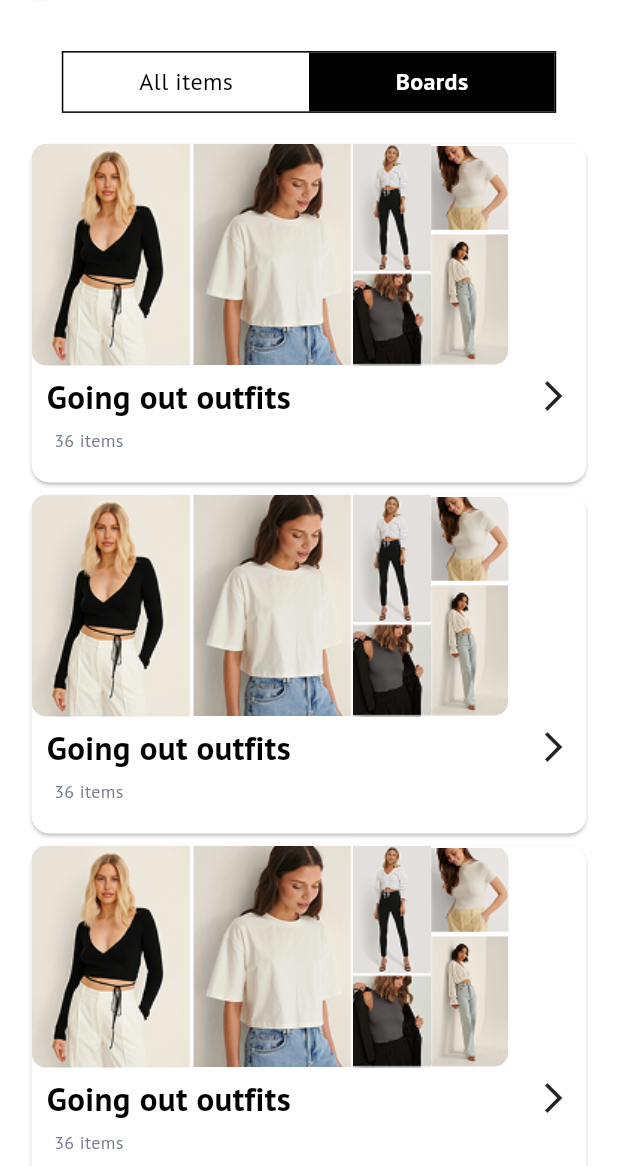
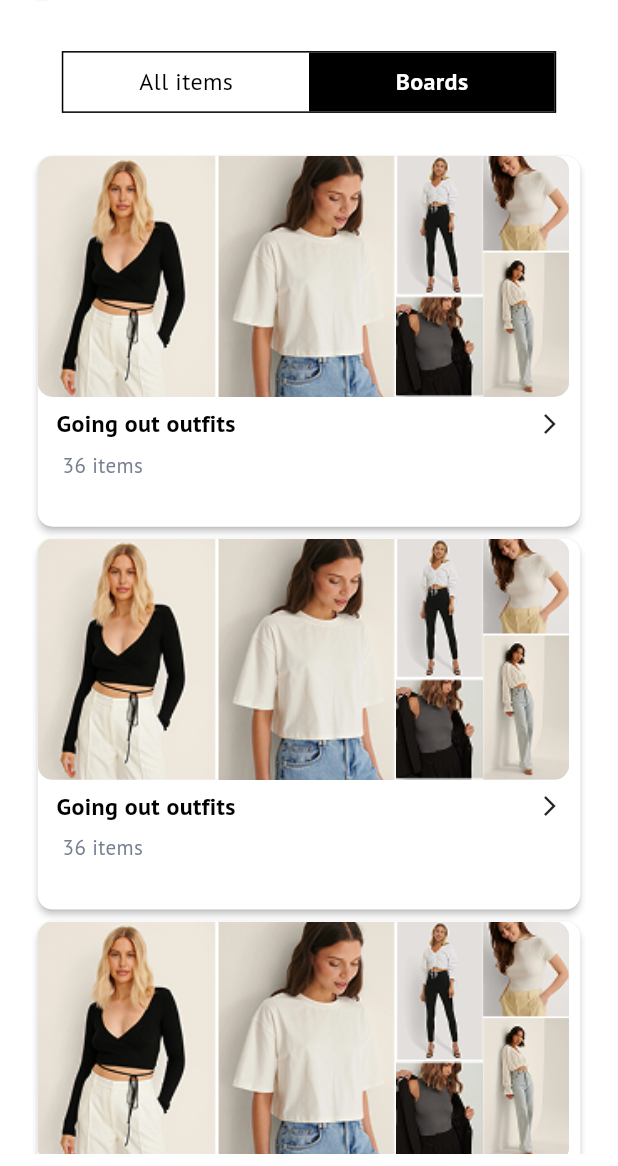
Before and after one commit to Sahil19058/e-com, a Flutter app: the MyWishlistScreen screen opened by its route, after a tap on "Boards", on a phone screen of 412 x 824 dp, the part 70-1236 px from its top. Run offline on Flutter 3.47's test engine with Material 3 defaults, Android fonts, the phone set to English and light mode, and no system bars; our stand-ins replace device_preview, dotted_decoration, firebase_auth, firebase_core, flutter_rating_bar, flutter_svg and 6 more; missing offline and left inert: u_credit_card; accounts and stored records are empty.

Commit message:
14/05/2025

```diff
--- a/lib/view/dashboard/discover_screen.dart
+++ b/lib/view/dashboard/discover_screen.dart
@@ -9,8 +9,6 @@ import '../../utils/appcolor/appcolor.dart';
 import '../../utils/appimage/appimage.dart';
 import 'package:flutter_svg_provider/flutter_svg_provider.dart';
 import '../../utils/apptextstyle/apptextstyle.dart';
-
-
 
 class DiscoverScreen extends StatelessWidget {
   const DiscoverScreen({super.key});
@@ -26,10 +24,13 @@ class DiscoverScreen extends StatelessWidget {
       builder:
           (context) => Scaffold(
             key: scaffoldKey,
-            endDrawer:Drawer(
+            endDrawer: Drawer(
               backgroundColor: AppColor.fontWhite,
               child: Padding(
-                padding: const EdgeInsets.symmetric(horizontal: 20, vertical: 20),
+                padding: const EdgeInsets.symmetric(
+                  horizontal: 20,
+                  vertical: 20,
+                ),
                 child: Column(
                   crossAxisAlignment: CrossAxisAlignment.start,
                   children: [
@@ -38,6 +39,21 @@ class DiscoverScreen extends StatelessWidget {
                       return Column(
                         crossAxisAlignment: CrossAxisAlignment.start,
                         children: [
+                          const Row(
+                            children: [
+                              Text(
+                                "Filter",
+                                style: AppTextStyles.onBoardingTitle,
+                              ),
+                              Spacer(),
+                              SizedBox(
+                                height: 27,
+                                width: 27,
+                                child: Image(image: Svg(AppImage.filterIcon)),
+                              ),
+                            ],
+                          ),
+                          const Divider(color: AppColor.divedertColor),
                           const Text("Prise"),
                           SfRangeSlider(
                             dragMode: SliderDragMode.both,
@@ -69,17 +85,23 @@ class DiscoverScreen extends StatelessWidget {
                             ),
                           ),
                           Padding(
-                            padding: const EdgeInsets.symmetric(horizontal: 8.0),
+                            padding: const EdgeInsets.symmetric(
+                              horizontal: 8.0,
+                            ),
                             child: Row(
                               mainAxisAlignment: MainAxisAlignment.spaceBetween,
                               children: [
-                                Text("\$${range.start.toInt()}",
-                                    style: AppTextStyles.secondaryText),
-                                Text("\$${range.end.toInt()}",
-                                    style: AppTextStyles.secondaryText),
+                                Text(
+                                  "\$${range.start.toInt()}",
+                                  style: AppTextStyles.secondaryText,
+                                ),
+                                Text(
+                                  "\$${range.end.toInt()}",
+                                  style: AppTextStyles.secondaryText,
+                                ),
                               ],
                             ),
-                          )
+                          ),
                         ],
                       );
                     }),
@@ -145,7 +167,9 @@ class DiscoverScreen extends StatelessWidget {
                                 color: AppColor.circleColor,
                                 borderRadius: BorderRadius.circular(16),
                               ),
-                              child: const Image(image: Svg(AppImage.filterIcon)),
+                              child: const Image(
+                                image: Svg(AppImage.filterIcon),
+                              ),
                             ),
                           ),
                         ],
@@ -171,7 +195,10 @@ class DiscoverScreen extends StatelessWidget {
                             child: Row(
                               mainAxisAlignment: MainAxisAlignment.spaceEvenly,
                               children: [
-                                const Text("CLOTHING", style: AppTextStyles.subtitle),
+                                const Text(
+                                  "CLOTHING",
+                                  style: AppTextStyles.subtitle,
+                                ),
                                 const Spacer(),
                                 Stack(
                                   children: [
@@ -227,7 +254,9 @@ class DiscoverScreen extends StatelessWidget {
                         padding: const EdgeInsets.symmetric(horizontal: 20),
                         child: Container(
                           height: 396,
-                          decoration: const BoxDecoration(color: AppColor.fontWhite),
+                          decoration: const BoxDecoration(
+                            color: AppColor.fontWhite,
+                          ),
                           child: ListView.builder(
                             itemCount: filterController.discoverProducts.length,
                             itemBuilder: (context, index) {
@@ -260,7 +289,9 @@ class DiscoverScreen extends StatelessWidget {
                                         style: AppTextStyles.womenCardText,
                                       ),
                                     ),
-                                    const Divider(color: AppColor.divedertColor),
+                                    const Divider(
+                                      color: AppColor.divedertColor,
+                                    ),
                                   ],
                                 ),
                               );
@@ -349,7 +380,10 @@ class DiscoverScreen extends StatelessWidget {
                           padding: const EdgeInsets.only(left: 20),
                           child: Row(
                             children: [
-                              const Text("SHOES", style: AppTextStyles.subtitle),
+                              const Text(
+                                "SHOES",
+                                style: AppTextStyles.subtitle,
+                              ),
                               const Spacer(),
                               Stack(
                                 children: [
@@ -412,7 +446,10 @@ class DiscoverScreen extends StatelessWidget {
                           padding: const EdgeInsets.only(left: 20),
                           child: Row(
                             children: [
-                              const Text("COLLECTION", style: AppTextStyles.subtitle),
+                              const Text(
+                                "COLLECTION",
+                                style: AppTextStyles.subtitle,
+                              ),
                               const Spacer(),
                               Stack(
                                 children: [
--- a/lib/view/dashboard/profile/wishlist/all_items_screen.dart
+++ b/lib/view/dashboard/profile/wishlist/all_items_screen.dart
@@ -14,56 +14,81 @@ class AllItemsScreen extends StatelessWidget {
 
   @override
   Widget build(BuildContext context) {
-    final DressesController controller =  Get.put(DressesController());
+    final DressesController controller = Get.put(DressesController());
+
+    final screenWidth = MediaQuery.of(context).size.width;
+
+    final crossAxisCount = (screenWidth / 180).floor().clamp(2, 4);
+
+    final childAspectRatio = screenWidth < 600 ? 0.6 : 0.65;
+
     return Flexible(
-        child:  GridView.builder(
+      child: Padding(
+        padding: EdgeInsets.symmetric(
+          horizontal: screenWidth * 0.03, // Responsive horizontal padding
+          vertical: screenWidth * 0.02,
+        ),
+        child: GridView.builder(
           itemCount: controller.allProducts.length,
-          gridDelegate: const SliverGridDelegateWithFixedCrossAxisCount(
-            crossAxisCount: 2,
-            childAspectRatio: 0.6,
-            crossAxisSpacing: 10,
-            mainAxisSpacing: 10,
+          gridDelegate: SliverGridDelegateWithFixedCrossAxisCount(
+            crossAxisCount: crossAxisCount,
+            childAspectRatio: childAspectRatio,
+            crossAxisSpacing: screenWidth * 0.05, // Responsive spacing
+            mainAxisSpacing: screenWidth * 0.05,
           ),
           itemBuilder: (context, index) {
             return GestureDetector(
               onTap: () {
-                Get.toNamed(RouteName.productDetailScreen,arguments: controller.allProducts[index]);
+                Get.toNamed(RouteName.productDetailScreen,
+                    arguments: controller.allProducts[index]);
               },
-              child: Padding(
-                padding: const EdgeInsets.symmetric(horizontal: 6),
               child: Column(
                 crossAxisAlignment: CrossAxisAlignment.start,
                 children: [
-                    Stack(
+                  Expanded(
+                    child: Stack(
                       children: [
-                        Image(image : AssetImage(controller.allProducts[index].productImage), ),
-                        // Image(image: AssetImage(AppImage.product1Image)),
+                        Image(
+                          image: AssetImage(
+                              controller.allProducts[index].productImage),
+                          fit: BoxFit.cover, // Ensure image scales properly
+                          width: double.infinity,
+                        ),
                         Positioned(
-                          right: 10,
-                          top: 10,
+                          right: screenWidth * 0.02,
+                          top: screenWidth * 0.02,
                           child: Container(
-                            height: 27,
-                            width: 27,
+                            height: screenWidth * 0.06, // Responsive icon size
+                            width: screenWidth * 0.06,
                             decoration: const BoxDecoration(
                               shape: BoxShape.circle,
                               color: AppColor.fontWhite,
                             ),
                             child: Obx(() {
-                              final isFav = controller.allProducts[index].isFavorite.value;
+                              final isFav = controller
+                                  .allProducts[index].isFavorite.value;
                               return GestureDetector(
                                 onTap: () {
-                                  controller.allProducts[index].isFavorite.toggle();
-                                  if (controller.allProducts[index].isFavorite.value) {
-                                    if (!wishListProduct.contains(controller.allProducts[index])) {
-                                      wishListProduct.add(controller.allProducts[index]);
+                                  controller.allProducts[index].isFavorite
+                                      .toggle();
+                                  if (controller
+                                      .allProducts[index].isFavorite.value) {
+                                    if (!wishListProduct.contains(
+                                        controller.allProducts[index])) {
+                                      wishListProduct
+                                          .add(controller.allProducts[index]);
                                     }
                                   } else {
-                                    wishListProduct.remove(controller.allProducts[index]);
+                                    wishListProduct
+                                        .remove(controller.allProducts[index]);
                                   }
                                 },
                                 child: Image(
                                   image: const Svg(AppImage.favoriteIcon),
-                                  color: isFav ? AppColor.notLikeColor : AppColor.likeColor ,
+                                  color: isFav
+                                      ? AppColor.notLikeColor
+                                      : AppColor.likeColor,
+                                  fit: BoxFit.scaleDown,
                                 ),
                               );
                             }),
@@ -71,20 +96,29 @@ class AllItemsScreen extends StatelessWidget {
                         ),
                       ],
                     ),
+                  ),
+                  SizedBox(height: screenWidth * 0.015), // Responsive spacing
                   Text(
                     controller.allProducts[index].productName,
-                      style: AppTextStyles.productNameText,
+                    style: AppTextStyles.productNameText.copyWith(
+                      fontSize: screenWidth < 600 ? 14 : 16, // Responsive font
+                    ),
+                    maxLines: 1,
+                    overflow: TextOverflow.ellipsis,
                   ),
                   Row(
                     children: [
                       Text(
                         controller.allProducts[index].productPrice,
-                          style: AppTextStyles.drawerSubText,
+                        style: AppTextStyles.drawerSubText.copyWith(
+                          fontSize: screenWidth < 600 ? 12 : 14,
                         ),
-                        const SizedBox(width: 5),
+                      ),
+                      SizedBox(width: screenWidth * 0.015),
                       Text(
                         controller.allProducts[index].productRealPrice,
                         style: AppTextStyles.womenCardText.copyWith(
+                          fontSize: screenWidth < 600 ? 12 : 14,
                           decoration: TextDecoration.lineThrough,
                           decorationColor: AppColor.secondaryTextColor,
                         ),
@@ -94,33 +128,43 @@ class AllItemsScreen extends StatelessWidget {
                   Row(
                     children: [
                       RatingBar(
-                          ignoreGestures: true, // Makes it read-only
-                          initialRating: controller.allProducts[index].productRating.toDouble(),
+                        ignoreGestures: true,
+                        initialRating: controller
+                            .allProducts[index].productRating
+                            .toDouble(),
                         direction: Axis.horizontal,
                         itemCount: 5,
-                          itemSize: 15.0,
+                        itemSize: screenWidth < 600 ? 15.0 : 18.0, // Responsive
                         ratingWidget: RatingWidget(
-                            full: const Icon(Icons.star,color: AppColor.ratingStarColor,),     // full star
-                            empty: const Icon(Icons.star_border, color: AppColor.ratingStarColor,),
-                            half: const Image(image: Svg(AppImage.outlineStarIcon)), // outlined star
+                          full: const Icon(
+                            Icons.star,
+                            color: AppColor.ratingStarColor,
                           ),
-                          onRatingUpdate: (rating) {}, // Required, even if not used
+                          empty: const Icon(
+                            Icons.star_border,
+                            color: AppColor.ratingStarColor,
                           ),
-                        const SizedBox(
-                          width: 5,
+                          half: const Image(
+                            image: Svg(AppImage.outlineStarIcon),
                           ),
+                        ),
+                        onRatingUpdate: (rating) {},
+                      ),
+                      SizedBox(width: screenWidth * 0.015),
                       Text(
                         "(${controller.allProducts[index].ratingCount})",
-                          style: AppTextStyles.ratingCountText,
-                        )
+                        style: AppTextStyles.ratingCountText.copyWith(
+                          fontSize: screenWidth < 600 ? 12 : 14,
+                        ),
+                      ),
                     ],
                   ),
                 ],
               ),
-              ),
             );
           },
-        )
+        ),
+      ),
     );
   }
 }
--- a/lib/view/dashboard/profile/wishlist/board_screen.dart
+++ b/lib/view/dashboard/profile/wishlist/board_screen.dart
@@ -8,120 +8,156 @@ class BoardScreen extends StatelessWidget {
 
   @override
   Widget build(BuildContext context) {
+    final screenWidth = MediaQuery.of(context).size.width;
+    final cardHeight = screenWidth * 0.6; // Responsive card height (60% of screen width)
+    final imageHeight = cardHeight * 0.65; // Images take ~65% of card height
+    final smallImageWidth = screenWidth * 0.14; // Responsive width for smaller images
+    final largeImageWidth = screenWidth * 0.29; // Responsive width for larger images
+
     return Flexible(
+      child: Padding(
+        padding: EdgeInsets.symmetric(
+          horizontal: screenWidth * 0.01, // Responsive padding
+          vertical: screenWidth * 0.02,
+        ),
         child: ListView.builder(
           itemCount: 3,
           itemBuilder: (context, index) {
             return Card(
               color: AppColor.fontWhite,
+              elevation: 2, // Subtle shadow for better visuals
+              shape: RoundedRectangleBorder(
+                borderRadius: BorderRadius.circular(10),
+              ),
               child: SizedBox(
-                  height: 226,
+                height: cardHeight,
                 child: Column(
                   crossAxisAlignment: CrossAxisAlignment.start,
                   children: [
                     Row(
                       children: [
+                        // Large Image 1
                         Container(
-                            height: 148,
-                            width: 107,
+                          height: imageHeight,
+                          width: largeImageWidth,
                           decoration: const BoxDecoration(
-                              borderRadius: BorderRadius.only(topLeft: Radius.circular(10),bottomLeft:Radius.circular(10) ),
+                            borderRadius: BorderRadius.only(
+                              topLeft: Radius.circular(10),
+                              bottomLeft: Radius.circular(10),
+                            ),
                             image: DecorationImage(
-                                  image: AssetImage(AppImage.boardModel1Image)
-                              )
+                              image: AssetImage(AppImage.boardModel1Image),
+                              fit: BoxFit.cover, // Ensure proper scaling
+                            ),
+                          ),
+                        ),
+                        // Large Image 2
+                        Container(
+                          height: imageHeight,
+                          width: largeImageWidth,
+                          decoration: const BoxDecoration(
+                            image: DecorationImage(
+                              image: AssetImage(AppImage.boardModel2Image),
+                              fit: BoxFit.cover,
+                            ),
+                          ),
+                        ),
+                        // Small Images (Column 1)
+                        Column(
+                          children: [
+                            Container(
+                              height: imageHeight * 0.58,
+                              width: smallImageWidth,
+                              decoration: const BoxDecoration(
+                                image: DecorationImage(
+                                  image: AssetImage(AppImage.boardModel6Image),
+                                  fit: BoxFit.cover,
+                                ),
                               ),
                             ),
                             Container(
-                            height: 148,
-                            width: 107,
-                            decoration: const BoxDecoration(
-                                // borderRadius: BorderRadius.only(topLeft: Radius.circular(10),bottomLeft:Radius.circular(20) ),
-                                image: DecorationImage(
-                                    image: AssetImage(AppImage.boardModel2Image),
-                                )
-                            ),
-                          ),
-                          Column(
-                            children: [
-                              Container(
-                                height: 86,
-                                width: 52,
-                                decoration: const BoxDecoration(
-                                    image: DecorationImage(
-                                        image: AssetImage(AppImage.boardModel6Image),
-                                      fit: BoxFit.fitHeight
-                                    )
-                                ),
-                              ),
-                              Container(
-                                height: 62  ,
-                                width: 52,
+                              height: imageHeight * 0.42,
+                              width: smallImageWidth,
                               decoration: const BoxDecoration(
                                 image: DecorationImage(
                                   image: AssetImage(AppImage.boardModel5Image),
-                                      fit: BoxFit.fitHeight
-                                    )
+                                  fit: BoxFit.cover,
+                                ),
                               ),
                             ),
                           ],
                         ),
-
+                        // Small Images (Column 2)
                         Column(
                           children: [
                             Container(
-                                height: 59,
-                                width: 52,
+                              height: imageHeight * 0.4,
+                              width: smallImageWidth,
                               decoration: const BoxDecoration(
-                                  borderRadius: BorderRadius.only(topRight: Radius.circular(10)),
+                                borderRadius: BorderRadius.only(
+                                  topRight: Radius.circular(10),
+                                ),
                                 image: DecorationImage(
-                                        image: AssetImage(AppImage.boardModel3Image)
-                                    )
+                                  image: AssetImage(AppImage.boardModel3Image),
+                                  fit: BoxFit.cover,
+                                ),
                               ),
                             ),
                             Container(
-                                height: 88  ,
-                                width: 52,
+                              height: imageHeight * 0.6,
+                              width: smallImageWidth,
                               decoration: const BoxDecoration(
-                                  borderRadius: BorderRadius.only(bottomRight: Radius.circular(10)),
+                                borderRadius: BorderRadius.only(
+                                  bottomRight: Radius.circular(10),
+                                ),
                                 image: DecorationImage(
-                                        image: AssetImage(AppImage.boardModel4Image)
-                                    )
+                                  image: AssetImage(AppImage.boardModel4Image),
+                                  fit: BoxFit.cover,
+                                ),
                               ),
                             ),
                           ],
                         ),
                       ],
                     ),
-                      const SizedBox(height: 5,),
-                      const Padding(
-                        padding: EdgeInsets.symmetric(horizontal: 10),
+                    SizedBox(height: screenWidth * 0.015), // Responsive spacing
+                    Padding(
+                      padding: EdgeInsets.symmetric(horizontal: screenWidth * 0.03),
                       child: Row(
                         children: [
                           Text(
                             "Going out outfits",
-                              style: AppTextStyles.boardTitle,
+                            style: AppTextStyles.boardTitle.copyWith(
+                              fontSize: screenWidth < 600 ? 16 : 18, // Responsive font
                             ),
-                            Spacer(),
-                            Icon(Icons.arrow_forward_ios_outlined)
+                            maxLines: 1,
+                            overflow: TextOverflow.ellipsis,
+                          ),
+                          const Spacer(),
+                          Icon(
+                            Icons.arrow_forward_ios_outlined,
+                            size: screenWidth < 600 ? 16 : 18, // Responsive icon
+                          ),
                         ],
                       ),
                     ),
-                      const SizedBox(
-                        height: 5,
-                      ),
-                      const Padding(
-                        padding: EdgeInsets.symmetric(horizontal: 15),
+                    SizedBox(height: screenWidth * 0.015),
+                    Padding(
+                      padding: EdgeInsets.symmetric(horizontal: screenWidth * 0.04),
                       child: Text(
                         "36 items",
-                          style: AppTextStyles.womenCardText,
+                        style: AppTextStyles.womenCardText.copyWith(
+                          fontSize: screenWidth < 600 ? 14 : 16,
                         ),
-                      )
+                      ),
+                    ),
                   ],
                 ),
               ),
             );
           },
-        )
+        ),
+      ),
     );
   }
 }
```
Lines whose indentation alone changed are shown as unchanged.
